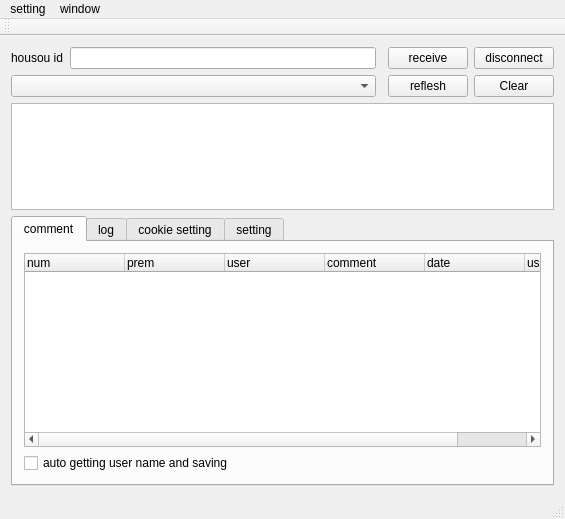
diginatu/Viqo, file mainwindow.ui: the form before one commit.
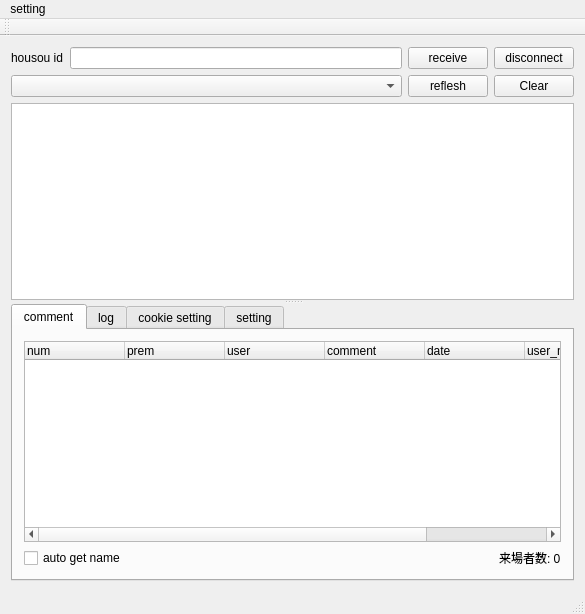
The form after the commit.

```diff
--- a/mainwindow.ui
+++ b/mainwindow.ui
@@ -6,10 +6,16 @@
    <rect>
     <x>0</x>
     <y>0</y>
-    <width>565</width>
-    <height>519</height>
+    <width>585</width>
+    <height>614</height>
    </rect>
   </property>
+  <property name="sizePolicy">
+   <sizepolicy hsizetype="Preferred" vsizetype="MinimumExpanding">
+    <horstretch>0</horstretch>
+    <verstretch>0</verstretch>
+   </sizepolicy>
+  </property>
   <property name="windowTitle">
    <string>Viqo</string>
   </property>
@@ -17,22 +23,64 @@
    <double>1.000000000000000</double>
   </property>
   <widget class="QWidget" name="centralWidget">
-   <layout class="QGridLayout" name="gridLayout_3">
+   <layout class="QGridLayout" name="gridLayout">
+    <item row="0" column="1">
+     <widget class="QLineEdit" name="housouId"/>
+    </item>
     <item row="1" column="3">
+     <widget class="QPushButton" name="clear">
+      <property name="text">
+       <string>Clear</string>
+      </property>
+     </widget>
+    </item>
+    <item row="1" column="2">
      <widget class="QPushButton" name="mylive_reflesh">
       <property name="text">
        <string>reflesh</string>
       </property>
      </widget>
     </item>
-    <item row="0" column="4">
+    <item row="1" column="0" colspan="2">
+     <widget class="QComboBox" name="broad_list"/>
+    </item>
+    <item row="0" column="3">
      <widget class="QPushButton" name="disconnect">
       <property name="text">
        <string>disconnect</string>
       </property>
      </widget>
     </item>
-    <item row="3" column="0" colspan="5">
+    <item row="0" column="2">
+     <widget class="QPushButton" name="receive">
+      <property name="text">
+       <string>receive</string>
+      </property>
+     </widget>
+    </item>
+    <item row="0" column="0">
+     <widget class="QLabel" name="housouId_label">
+      <property name="text">
+       <string>housou id</string>
+      </property>
+     </widget>
+    </item>
+    <item row="2" column="0" colspan="4">
+     <widget class="QSplitter" name="splitter">
+      <property name="orientation">
+       <enum>Qt::Vertical</enum>
+      </property>
+      <widget class="QTextBrowser" name="comment_view">
+       <property name="sizePolicy">
+        <sizepolicy hsizetype="Expanding" vsizetype="Minimum">
+         <horstretch>0</horstretch>
+         <verstretch>0</verstretch>
+        </sizepolicy>
+       </property>
+       <property name="openExternalLinks">
+        <bool>true</bool>
+       </property>
+      </widget>
      <widget class="QTabWidget" name="tabWidget">
       <property name="sizePolicy">
        <sizepolicy hsizetype="Minimum" vsizetype="Minimum">
@@ -53,8 +101,8 @@
        <attribute name="title">
         <string>comment</string>
        </attribute>
-       <layout class="QGridLayout" name="gridLayout">
-        <item row="0" column="0">
+        <layout class="QGridLayout" name="gridLayout_3">
+         <item row="0" column="0" colspan="3">
          <widget class="QTreeWidget" name="commentView">
           <property name="sizePolicy">
            <sizepolicy hsizetype="Preferred" vsizetype="Preferred">
@@ -63,7 +111,7 @@
            </sizepolicy>
           </property>
           <property name="columnCount">
-           <number>6</number>
+            <number>7</number>
           </property>
           <column>
            <property name="text">
@@ -95,13 +143,44 @@
             <string>user_num</string>
            </property>
           </column>
+           <column>
+            <property name="text">
+             <string>184</string>
+            </property>
+           </column>
          </widget>
         </item>
         <item row="1" column="0">
          <widget class="QCheckBox" name="auto_getting_user_name">
-          <property name="text">
+           <property name="toolTip">
            <string>auto getting user name and saving</string>
           </property>
+           <property name="whatsThis">
+            <string/>
+           </property>
+           <property name="text">
+            <string>auto get name</string>
+           </property>
+          </widget>
+         </item>
+         <item row="1" column="1">
+          <spacer name="horizontalSpacer">
+           <property name="orientation">
+            <enum>Qt::Horizontal</enum>
+           </property>
+           <property name="sizeHint" stdset="0">
+            <size>
+             <width>325</width>
+             <height>20</height>
+            </size>
+           </property>
+          </spacer>
+         </item>
+         <item row="1" column="2">
+          <widget class="QLabel" name="num_audience">
+           <property name="text">
+            <string>来場者数: 0</string>
+           </property>
          </widget>
         </item>
        </layout>
@@ -372,37 +451,8 @@
        </widget>
       </widget>
      </widget>
-    </item>
-    <item row="0" column="0">
-     <widget class="QLabel" name="housouId_label">
-      <property name="text">
-       <string>housou id</string>
-      </property>
      </widget>
     </item>
-    <item row="0" column="3">
-     <widget class="QPushButton" name="receive">
-      <property name="text">
-       <string>receive</string>
-      </property>
-     </widget>
-    </item>
-    <item row="0" column="1">
-     <widget class="QLineEdit" name="housouId"/>
-    </item>
-    <item row="1" column="4">
-     <widget class="QPushButton" name="clear">
-      <property name="text">
-       <string>Clear</string>
-      </property>
-     </widget>
-    </item>
-    <item row="1" column="0" colspan="2">
-     <widget class="QComboBox" name="broad_list"/>
-    </item>
-    <item row="2" column="0" colspan="5">
-     <widget class="QTextBrowser" name="comment_view"/>
-    </item>
    </layout>
    <zorder>receive</zorder>
    <zorder>housouId</zorder>
@@ -419,7 +469,7 @@
     <rect>
      <x>0</x>
      <y>0</y>
-     <width>565</width>
+     <width>585</width>
      <height>25</height>
     </rect>
    </property>
@@ -430,14 +480,7 @@
     <addaction name="actionSave"/>
     <addaction name="actionLoad"/>
    </widget>
-   <widget class="QMenu" name="menuWindow">
-    <property name="title">
-     <string>window</string>
-    </property>
-    <addaction name="actionComment_View"/>
-   </widget>
    <addaction name="menuSetting"/>
-   <addaction name="menuWindow"/>
   </widget>
   <widget class="QToolBar" name="mainToolBar">
    <attribute name="toolBarArea">
```
Left out of the diff: 6 changed lines with no effect on the pictures. Lines whose indentation alone changed are shown as unchanged.
